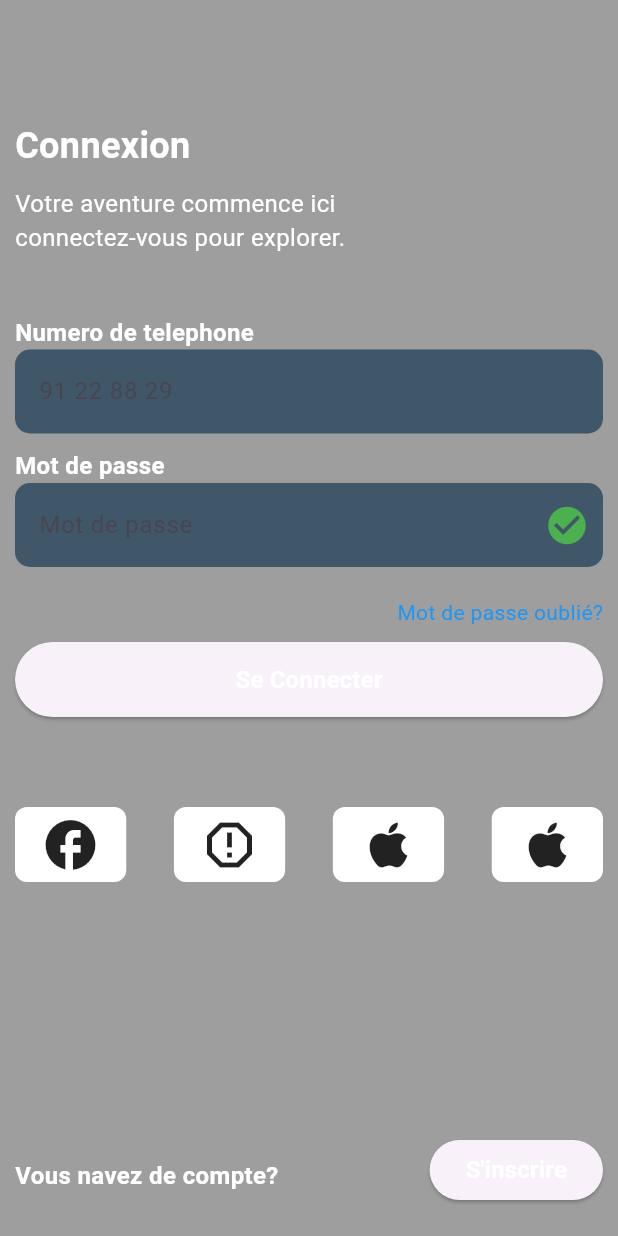
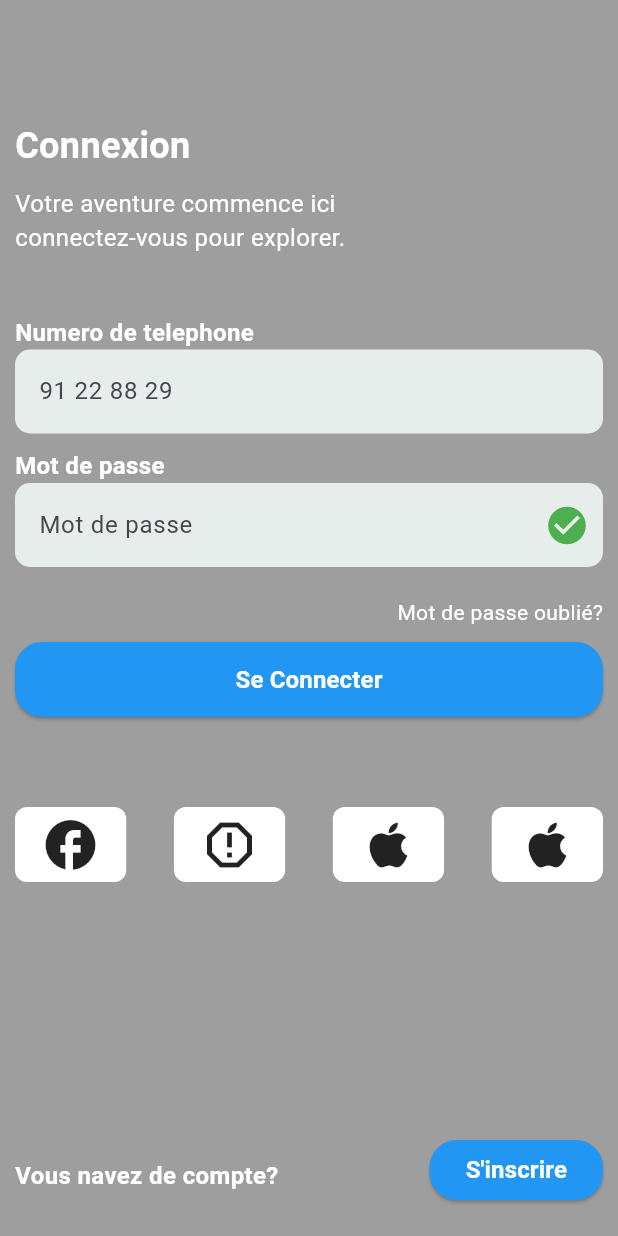
Before and after one commit to devBakary/Front-challenge, a Flutter app: the Authentification screen opened directly, after a tap on "Se Connecter", on a phone screen of 412 x 824 dp. Run offline on Flutter 3.47's test engine with Material 3 defaults, Android fonts, the phone set to English and light mode, and no system bars; our stand-ins replace carousel_slider, cloud_firestore, firebase_auth, firebase_core, firebase_storage, image_picker; accounts and stored records are empty; network calls fail.

Commit message:
update login

```diff
--- a/lib/Screen/Authentification/auth.dart
+++ b/lib/Screen/Authentification/auth.dart
@@ -1,3 +1,5 @@
+import 'package:challenge_front/Screen/Accueil/Accueil.dart';
+import 'package:challenge_front/Screen/Inscription/inscription.dart';
 import 'package:flutter/material.dart';
 
 import '../../services/auth.dart';
@@ -55,13 +57,14 @@ class _AuthentificationState extends State<Authentification> {
                   fontWeight: FontWeight.w600),
             ),
             TextFormField(
+              controller: emailController,
               decoration: InputDecoration(
                 border: OutlineInputBorder(
                   borderRadius: BorderRadius.circular(10),
                   borderSide: BorderSide.none,
                 ),
                 filled: true,
-                fillColor: Color(0xFF3F5769),
+                fillColor: Color(0xFFe7edeb),
                 hintText: '91 22 88 29 ',
               ),
             ),
@@ -77,13 +80,14 @@ class _AuthentificationState extends State<Authentification> {
                   fontWeight: FontWeight.w600),
             ),
             TextFormField(
+              controller: passwordController,
               decoration: InputDecoration(
                   border: OutlineInputBorder(
                     borderRadius: BorderRadius.circular(10),
                     borderSide: BorderSide.none,
                   ),
                   filled: true,
-                  fillColor: Color(0xFF3F5769),
+                  fillColor: Color(0xFFe7edeb),
                   hintText: 'Mot de passe',
                   suffixIcon: const Icon(
                     Icons.check_circle,
@@ -99,7 +103,7 @@ class _AuthentificationState extends State<Authentification> {
               alignment: Alignment.centerRight,
               child: const Text(
                 'Mot de passe oublié?',
-                style: TextStyle(color: Colors.blue),
+                style: TextStyle(color: Colors.white),
               ),
             ),
             const SizedBox(
@@ -108,8 +112,23 @@ class _AuthentificationState extends State<Authentification> {
             Container(
               width: double.infinity,
               height: 50,
+              // color: Colors.blue,
               child: ElevatedButton(
-                onPressed: () {},
+                style: ElevatedButton.styleFrom(
+                  primary: Colors.blue,
+                  shape: RoundedRectangleBorder(
+                    borderRadius: BorderRadius.circular(18),
+                  ),
+                ),
+                onPressed: () async {
+                  final email = emailController.text + '@gmail.com';
+                  final result = await signInWithEmailPassword(
+                      email, passwordController.text);
+                  if (result != null) {
+                    Navigator.of(context)
+                        .push(MaterialPageRoute(builder: (_) => Accueil()));
+                  }
+                },
                 child: const Text(
                   "Se Connecter",
                   style: TextStyle(
@@ -193,7 +212,16 @@ class _AuthentificationState extends State<Authentification> {
                   ),
                   Container(
                     child: ElevatedButton(
-                      onPressed: () {},
+                      style: ElevatedButton.styleFrom(
+                        primary: Colors.blue,
+                        shape: RoundedRectangleBorder(
+                          borderRadius: BorderRadius.circular(18),
+                        ),
+                      ),
+                      onPressed: () {
+                        Navigator.of(context).push(MaterialPageRoute(
+                            builder: (_) => const Inscription()));
+                      },
                       child: const Text(
                         "S'inscrire",
                         style: TextStyle(
--- a/lib/Screen/Inscription/inscription.dart
+++ b/lib/Screen/Inscription/inscription.dart
@@ -4,6 +4,7 @@ import 'package:flutter/cupertino.dart';
 import 'package:flutter/material.dart';
 
 import '../../services/auth.dart';
+import '../Authentification/auth.dart';
 
 class Inscription extends StatefulWidget {
   const Inscription({super.key});
@@ -205,7 +206,7 @@ class _InscriptionState extends State<Inscription> {
                                 Navigator.of(context).pushReplacement(
                                     MaterialPageRoute(
                                         builder: (_) =>
-                                            FormulairePage(title: 'test', description: 'nation', imageAsset: '',)));
+                                            const Authentification()));
                               }
                             }
                           },
--- a/lib/main.dart
+++ b/lib/main.dart
@@ -57,8 +57,8 @@ class MyApp extends StatelessWidget {
           ),
         ),
       ),
-      // home: _auth.currentUser != null ? Accueil() : const Authentification(),
-      home: const Authentification(),
+      home: _auth.currentUser != null ? Accueil() : const Inscription(),
+      // home: const Authentification(),
     );
   }
 }
```
